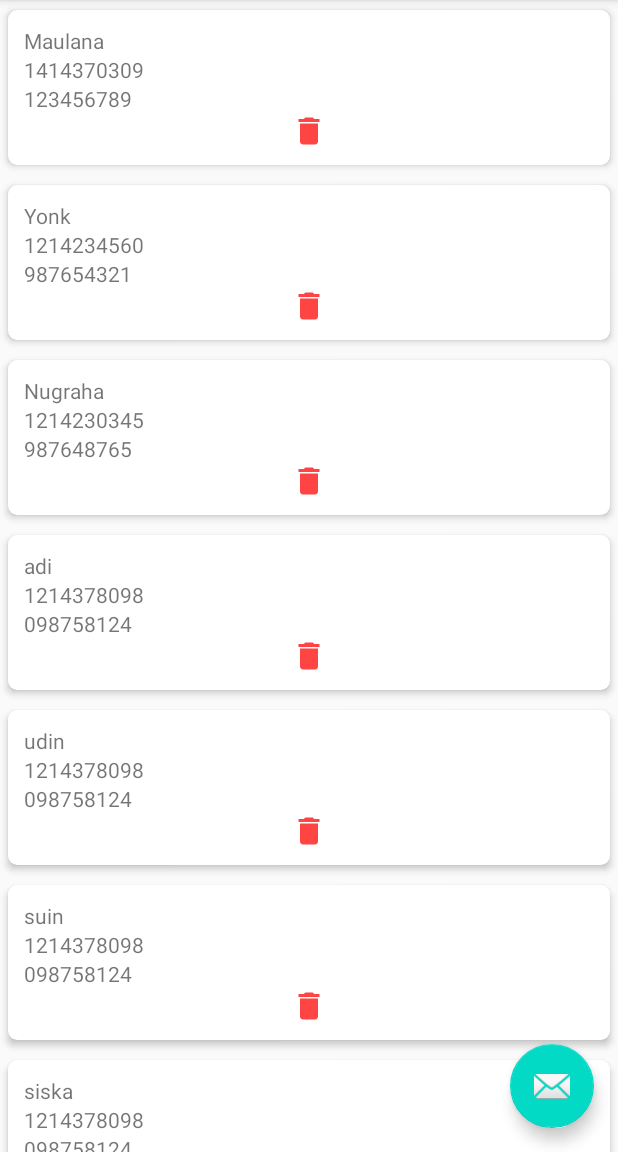
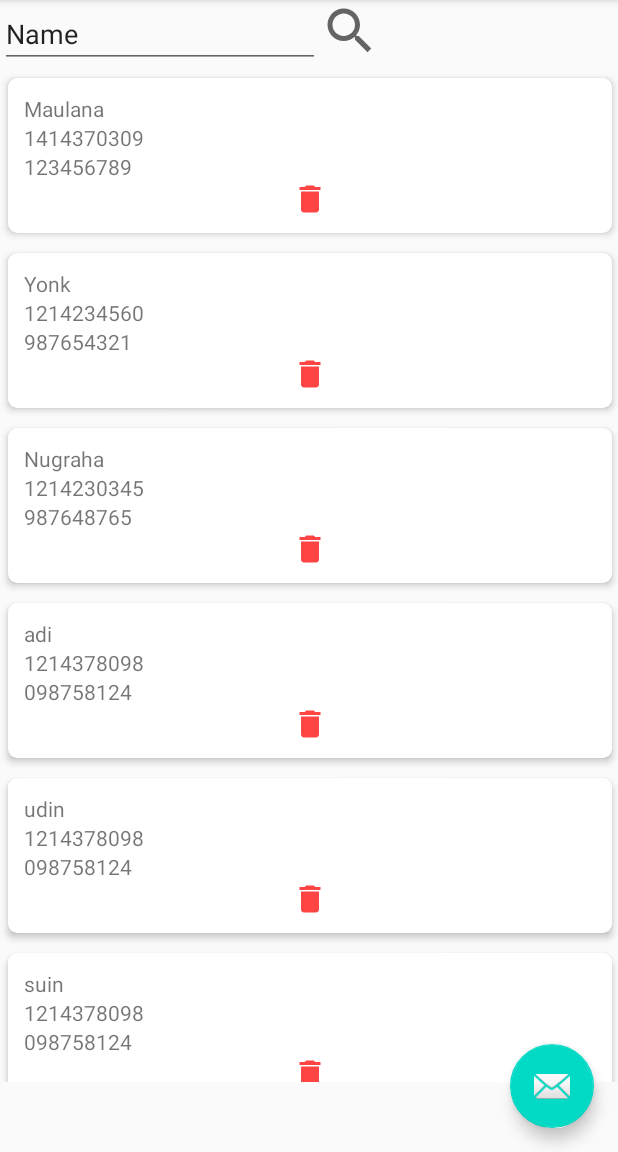
Before and after one commit to riswannh/myapp, an Android app: the MainActivity screen opened directly, with no data from a screen before it, on a phone screen of 412 x 824 dp, the part 84-1236 px from its top. Run offline under Robolectric (Android 15) with nearby library versions, the phone set to English and light mode, and no system bars; our stand-ins replace data binding.

Commit message:
add search

```diff
--- /dev/null
+++ b/app/src/main/res/drawable/ic_search.xml
@@ -0,0 +1,10 @@
+<vector xmlns:android="http://schemas.android.com/apk/res/android"
+    android:width="24dp"
+    android:height="24dp"
+    android:viewportWidth="24"
+    android:viewportHeight="24"
+    android:tint="?attr/colorControlNormal">
+  <path
+      android:fillColor="@android:color/white"
+      android:pathData="M15.5,14h-0.79l-0.28,-0.27C15.41,12.59 16,11.11 16,9.5 16,5.91 13.09,3 9.5,3S3,5.91 3,9.5 5.91,16 9.5,16c1.61,0 3.09,-0.59 4.23,-1.57l0.27,0.28v0.79l5,4.99L20.49,19l-4.99,-5zM9.5,14C7.01,14 5,11.99 5,9.5S7.01,5 9.5,5 14,7.01 14,9.5 11.99,14 9.5,14z"/>
+</vector>
--- a/app/src/main/res/layout/content_main.xml
+++ b/app/src/main/res/layout/content_main.xml
@@ -1,16 +1,17 @@
 <?xml version="1.0" encoding="utf-8"?>
 <androidx.constraintlayout.widget.ConstraintLayout xmlns:android="http://schemas.android.com/apk/res/android"
     xmlns:app="http://schemas.android.com/apk/res-auto"
+    xmlns:tools="http://schemas.android.com/tools"
     android:layout_width="match_parent"
     android:layout_height="match_parent"
     app:layout_behavior="@string/appbar_scrolling_view_behavior">
 
     <androidx.swiperefreshlayout.widget.SwipeRefreshLayout
         android:id="@+id/swipeRefresh"
-        android:layout_width="match_parent"
-        android:layout_height="match_parent"
+        android:layout_width="413dp"
+        android:layout_height="676dp"
         app:layout_constraintStart_toStartOf="parent"
-        app:layout_constraintTop_toTopOf="parent">
+        app:layout_constraintTop_toBottomOf="@+id/editTextTextPersonName">
 
         <androidx.recyclerview.widget.RecyclerView
             android:id="@+id/recycler_view"
@@ -19,5 +20,23 @@
 
     </androidx.swiperefreshlayout.widget.SwipeRefreshLayout>
 
+    <ImageView
+        android:id="@+id/imageView"
+        android:layout_width="40dp"
+        android:layout_height="41dp"
+        app:layout_constraintStart_toEndOf="@+id/editTextTextPersonName"
+        app:layout_constraintTop_toTopOf="@+id/editTextTextPersonName"
+        app:srcCompat="@drawable/ic_search" />
+
+    <EditText
+        android:id="@+id/editTextTextPersonName"
+        android:layout_width="wrap_content"
+        android:layout_height="wrap_content"
+        android:ems="10"
+        android:inputType="textPersonName"
+        android:text="Name"
+        app:layout_constraintStart_toStartOf="parent"
+        app:layout_constraintTop_toTopOf="parent" />
+
 
 </androidx.constraintlayout.widget.ConstraintLayout>
```
